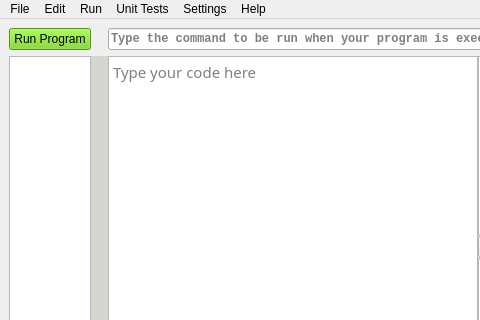
starswap/MLProgrammingIDE, file version2.ui: the form before one commit; both pictures show x 0 to 480 and y 0 to 320 of the 801 by 638 pixel window.
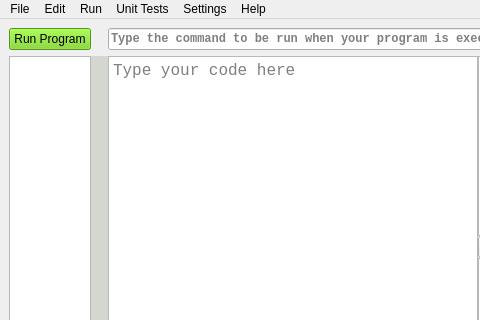
The form after the commit. Custom widgets are drawn as their Qt base class.

What changed in the file:
```diff
--- a/version2.ui
+++ b/version2.ui
@@ -437,8 +437,8 @@
       </property>
       <property name="font">
        <font>
-        <family>Ubuntu Mono</family>
-        <pointsize>11</pointsize>
+        <family>Monospace</family>
+        <pointsize>12</pointsize>
         <weight>50</weight>
         <italic>false</italic>
         <bold>false</bold>
@@ -452,8 +452,8 @@
        <string>&lt;!DOCTYPE HTML PUBLIC &quot;-//W3C//DTD HTML 4.0//EN&quot; &quot;http://www.w3.org/TR/REC-html40/strict.dtd&quot;&gt;
 &lt;html&gt;&lt;head&gt;&lt;meta name=&quot;qrichtext&quot; content=&quot;1&quot; /&gt;&lt;style type=&quot;text/css&quot;&gt;
 p, li { white-space: pre-wrap; }
-&lt;/style&gt;&lt;/head&gt;&lt;body style=&quot; font-family:'Ubuntu Mono'; font-size:11pt; font-weight:400; font-style:normal;&quot;&gt;
-&lt;p style=&quot;-qt-paragraph-type:empty; margin-top:0px; margin-bottom:0px; margin-left:0px; margin-right:0px; -qt-block-indent:0; text-indent:0px;&quot;&gt;&lt;br /&gt;&lt;/p&gt;&lt;/body&gt;&lt;/html&gt;</string>
+&lt;/style&gt;&lt;/head&gt;&lt;body style=&quot; font-family:'Monospace'; font-size:12pt; font-weight:400; font-style:normal;&quot;&gt;
+&lt;p style=&quot;-qt-paragraph-type:empty; margin-top:0px; margin-bottom:0px; margin-left:0px; margin-right:0px; -qt-block-indent:0; text-indent:0px; font-family:'Ubuntu Mono';&quot;&gt;&lt;br /&gt;&lt;/p&gt;&lt;/body&gt;&lt;/html&gt;</string>
       </property>
       <property name="tabStopWidth">
        <number>40</number>
```
Left out of the diff: 17 changed lines with no effect on the pictures.
